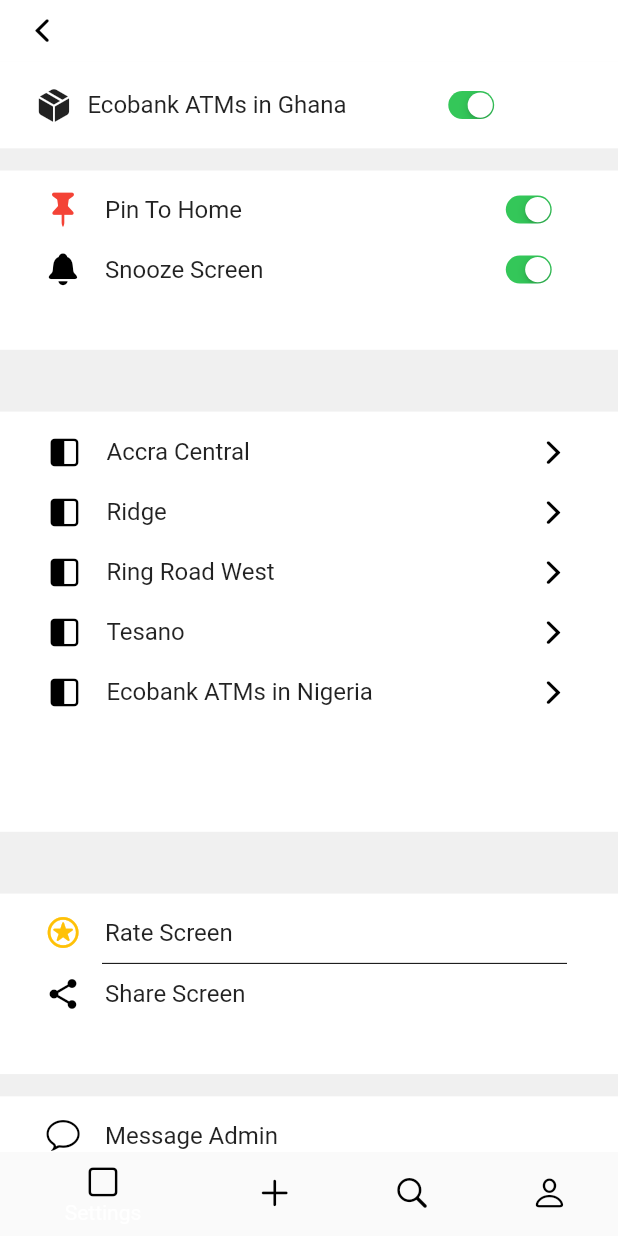
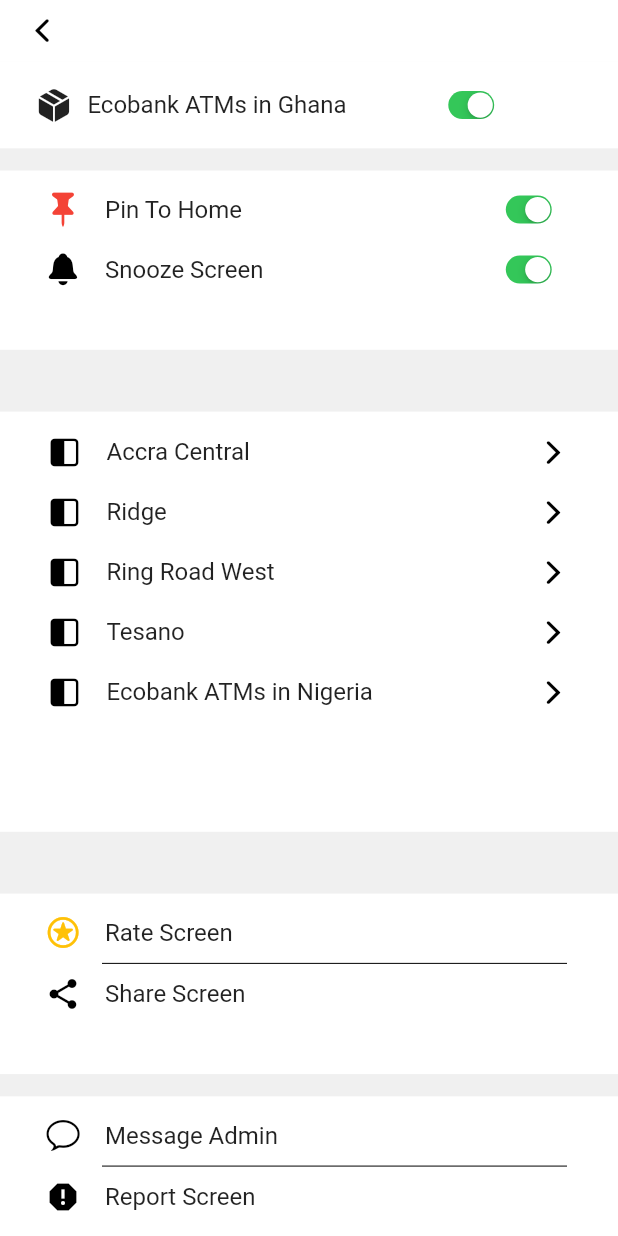
Before and after one commit to ericatsu/developer_test, a Flutter app: the screen it shows after launch, after a tap on "Ecobank ATMs in Ghana", on a phone screen of 412 x 824 dp. Run offline on Flutter 3.47's test engine with Material 2 defaults, Android fonts, the phone set to English and light mode, and no system bars; our stand-ins replace get.

```diff
--- a/lib/main.dart
+++ b/lib/main.dart
@@ -10,9 +10,9 @@ class MyApp extends StatelessWidget {
   // This widget is the root of your application.
   @override
   Widget build(BuildContext context) {
-    return const GetMaterialApp(
+    return  const GetMaterialApp(
       debugShowCheckedModeBanner: false,
-      home: SettingsPage(),
+      home: NavPage(),
     );
   }
 }
--- a/lib/screens/nav_page.dart
+++ b/lib/screens/nav_page.dart
@@ -2,14 +2,14 @@ import 'package:developer_test/shared/exports.dart';
 import 'package:flutter/material.dart';
 
 class NavPage extends StatefulWidget {
-  const NavPage({super.key,});
+  const NavPage({super.key});
 
   @override
   State<NavPage> createState() => _NavPageState();
 }
 
 class _NavPageState extends State<NavPage> {
-  int _index = 0;//New
+  int _index = 0; //New
 
   void _onTapped(int index) {
     setState(() {
@@ -17,15 +17,17 @@ class _NavPageState extends State<NavPage> {
     });
   }
 
-  // static const List<Widget> _pages = <Widget>[
-  //   SettingsPage(),
-  //   ScreenTwo(),
-  //   ScreenThree(),
-  //   ScreenFour(),
-  // ];
+  static const List<Widget> _pages = <Widget>[
+    SettingsPage(),
+    ScreenTwo(),
+    ScreenThree(),
+    ScreenFour(),
+  ];
   @override
   Widget build(BuildContext context) {
-    return  BottomNavigationBar(
+    return Scaffold(
+      body: _pages.elementAt(_index),
+      bottomNavigationBar: BottomNavigationBar(
         elevation: 0,
         backgroundColor: Palette.white,
         iconSize: 25,
@@ -61,6 +63,7 @@ class _NavPageState extends State<NavPage> {
             label: 'Profile',
           ),
         ],
-      );
+      ),
+    );
   }
 }
--- a/lib/screens/screen_four.dart
+++ b/lib/screens/screen_four.dart
@@ -1,4 +1,3 @@
-import 'package:developer_test/shared/exports.dart';
 import 'package:flutter/material.dart';
 
 class ScreenFour extends StatelessWidget {
@@ -14,8 +13,6 @@ class ScreenFour extends StatelessWidget {
         width: width,
         color: Colors.pink,
       ),
-      bottomNavigationBar: NavPage(
-      ),
     );
   }
 }
--- a/lib/screens/screen_three.dart
+++ b/lib/screens/screen_three.dart
@@ -1,4 +1,3 @@
-import 'package:developer_test/screens/nav_page.dart';
 import 'package:flutter/material.dart';
 
 class ScreenThree extends StatelessWidget {
@@ -14,8 +13,6 @@ class ScreenThree extends StatelessWidget {
         width: width,
         color: Colors.amber,
       ),
-      bottomNavigationBar: NavPage(
-      ),
     );
   }
 }
--- a/lib/screens/screen_two.dart
+++ b/lib/screens/screen_two.dart
@@ -1,5 +1,3 @@
-import 'package:developer_test/screens/nav_page.dart';
-import 'package:developer_test/shared/exports.dart';
 import 'package:flutter/material.dart';
 
 class ScreenTwo extends StatelessWidget {
@@ -15,8 +13,6 @@ class ScreenTwo extends StatelessWidget {
         width: width,
         color: Colors.green,
       ),
-      bottomNavigationBar: NavPage(
-      ),
     );
   }
 }
--- a/lib/screens/settings/ecobank_settings.dart
+++ b/lib/screens/settings/ecobank_settings.dart
@@ -276,7 +276,6 @@ class _EcobankSettingsState extends State<EcobankSettings> {
             ),
           ],
         ),
-        bottomNavigationBar: NavPage(),
       ),
     );
   }
--- a/lib/screens/settings/settings_page.dart
+++ b/lib/screens/settings/settings_page.dart
@@ -8,7 +8,7 @@ class SettingsPage extends StatelessWidget {
   @override
   Widget build(BuildContext context) {
     final double height = MediaQuery.of(context).size.height;
-    final double width = MediaQuery.of(context).size.width;
+    //final double width = MediaQuery.of(context).size.width;
     return SafeArea(
       child: Scaffold(
         body: Stack(
@@ -101,7 +101,6 @@ class SettingsPage extends StatelessWidget {
             ),
           ],
         ),
-        bottomNavigationBar: NavPage(),
       ),
     );
   }
```
